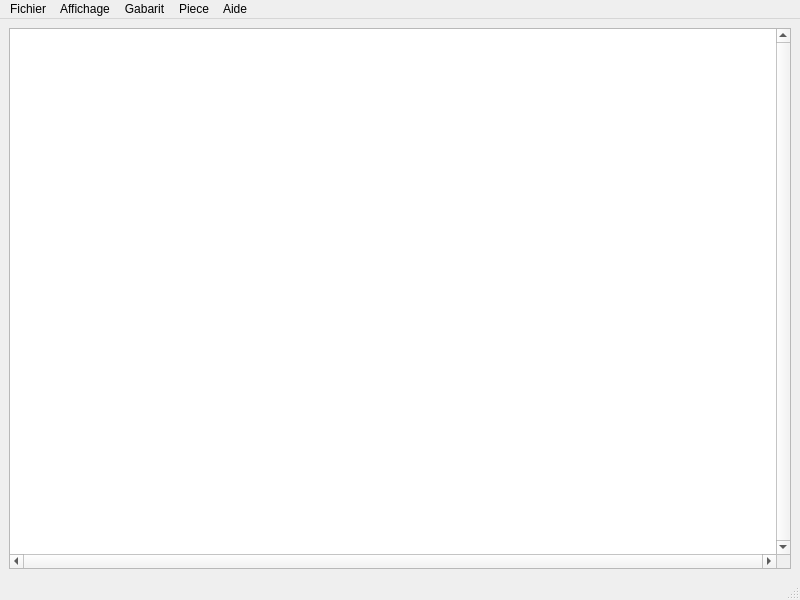
The window that mainwindow.ui (gilboonet/Deplieur-CPP) describes before a commit, drawn with Qt 5.
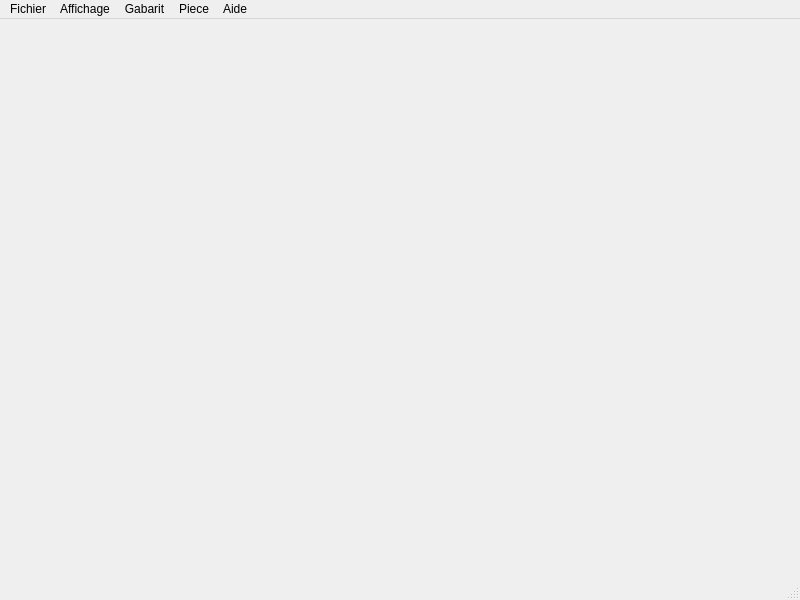
The same window after the commit.

```diff
--- a/mainwindow.ui
+++ b/mainwindow.ui
@@ -14,41 +14,9 @@
    <string>Deplieur UI</string>
   </property>
   <widget class="QWidget" name="centralwidget">
-   <layout class="QVBoxLayout" name="verticalLayout">
-    <item>
-     <widget class="QGraphicsView" name="graphicsView">
-      <property name="autoFillBackground">
-       <bool>false</bool>
-      </property>
-      <property name="verticalScrollBarPolicy">
-       <enum>Qt::ScrollBarAlwaysOn</enum>
-      </property>
-      <property name="horizontalScrollBarPolicy">
-       <enum>Qt::ScrollBarAlwaysOn</enum>
-      </property>
-      <property name="sizeAdjustPolicy">
-       <enum>QAbstractScrollArea::AdjustToContents</enum>
-      </property>
-      <property name="backgroundBrush">
-       <brush brushstyle="NoBrush">
-        <color alpha="255">
-         <red>0</red>
-         <green>0</green>
-         <blue>0</blue>
-        </color>
-       </brush>
-      </property>
-      <property name="sceneRect">
-       <rectf>
-        <x>0.000000000000000</x>
-        <y>0.000000000000000</y>
-        <width>0.000000000000000</width>
-        <height>0.000000000000000</height>
-       </rectf>
-      </property>
-     </widget>
-    </item>
-   </layout>
+   <property name="mouseTracking">
+    <bool>true</bool>
+   </property>
   </widget>
   <widget class="QMenuBar" name="menubar">
    <property name="geometry">
```
Left out of the diff: 8 changed lines with no effect on the pictures.
